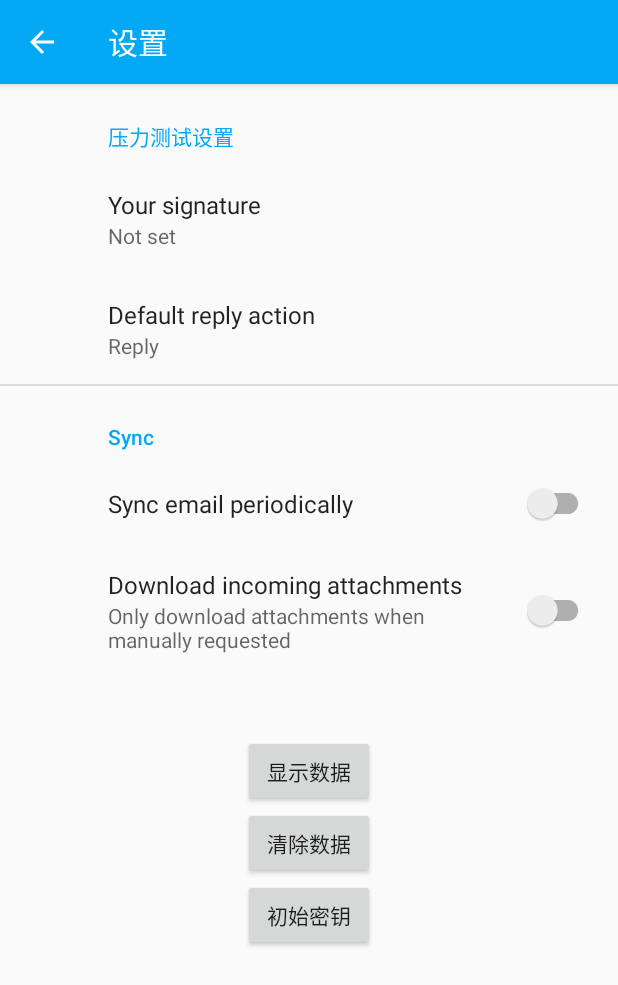
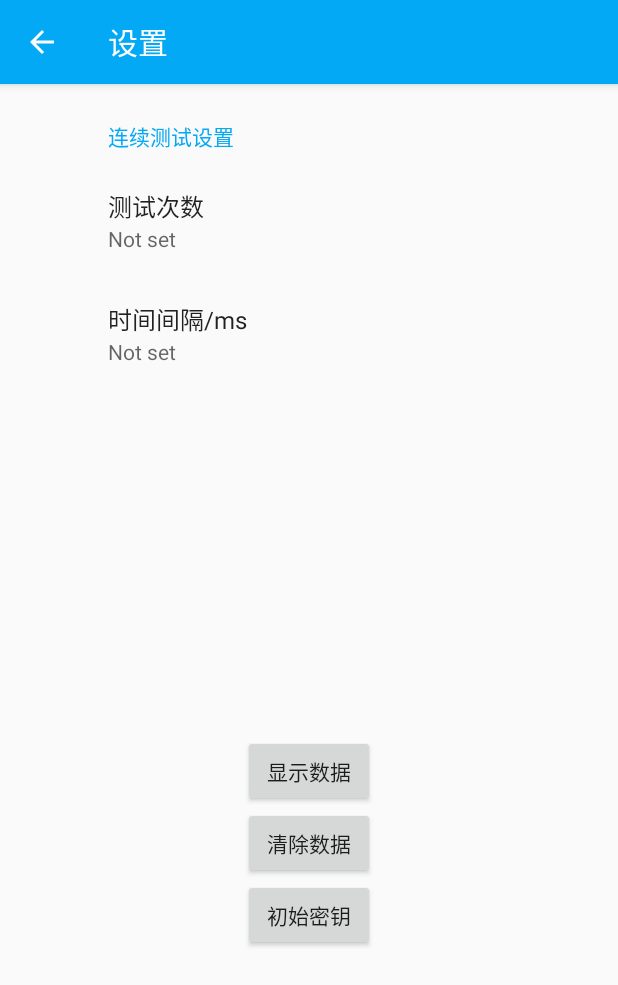
Before and after one commit to njustteamwork/teamproject_app, an Android app: the SettingsActivity screen opened directly, with no data from a screen before it, on a phone screen of 412 x 824 dp. Shown: the top 985 px of the screen. Run offline under Robolectric (Android 15) with nearby library versions, the phone set to English and light mode, and no system bars; our stand-ins replace androidx.preference.

Commit message:
Final Version Maybe

```diff
--- a/app/src/main/java/com/example/myapplication/ExtraTestActivity.java
+++ b/app/src/main/java/com/example/myapplication/ExtraTestActivity.java
@@ -52,7 +52,7 @@ public class ExtraTestActivity extends AppCompatActivity {
             HTTPRequest.setFogUrl(ExtraTestActivity.this);
         }
         else {
-            textView.setText("压力测试中……"+ "");
+            textView.setText("连续测试中……"+ "");
             final Thread thread = new Thread(){
                 public void run() {
                     Looper.prepare();
@@ -68,11 +68,11 @@ public class ExtraTestActivity extends AppCompatActivity {
                     int originHeartRate  = 90;
                     int originTemperature = 360;
                     int timeToTry = 500;
-                    int timeToSleep = 20;
+                    int timeToSleep = 50;
 
                     for(int s = 0;s<timeToTry;s++){
                         if(exit) break;
-                        textView.setText("压力测试中……"+ "("+ s + "/" + 500 +")\n" );
+                        textView.setText("压力测试中……"+ "("+ s + "/" + timeToTry +")\n" );
                         textView.append("timeToTry: " +timeToTry + "\n");
                         textView.append("timeToSleep: "+ timeToSleep + "ms"+ "\n");
                         DataForm df = new DataForm();
--- a/app/src/main/java/com/example/myapplication/SettingsActivity.java
+++ b/app/src/main/java/com/example/myapplication/SettingsActivity.java
@@ -2,6 +2,7 @@ package com.example.myapplication;
 
 import android.content.SharedPreferences;
 import android.os.Bundle;
+import android.preference.PreferenceActivity;
 import android.view.MenuItem;
 import android.view.View;
 import android.widget.Button;
@@ -9,6 +10,8 @@ import android.widget.Toast;
 
 import androidx.appcompat.app.ActionBar;
 import androidx.appcompat.app.AppCompatActivity;
+import androidx.preference.EditTextPreference;
+import androidx.preference.Preference;
 import androidx.preference.PreferenceFragmentCompat;
 
 import com.example.myapplication.dataprocessor.HTTPRequest;
@@ -86,5 +89,7 @@ public class SettingsActivity extends AppCompatActivity {
         public void onCreatePreferences(Bundle savedInstanceState, String rootKey) {
             setPreferencesFromResource(R.xml.root_preferences, rootKey);
         }
+
     }
+
 }
--- a/app/src/main/java/com/example/myapplication/dataprocessor/HTTPRequest.java
+++ b/app/src/main/java/com/example/myapplication/dataprocessor/HTTPRequest.java
@@ -74,7 +74,7 @@ public class HTTPRequest {
                 SharedPreferences sp = myContext.getSharedPreferences("fogUrl",myContext.MODE_PRIVATE);
                 sp.edit().clear().apply();
                 sp.edit().putString("url",responseString).putString("date",new Date().toString()).apply();
-                System.out.println("sp存储地址"+ sp.getString("url",null));
+                System.out.println("sp存储地址："+ sp.getString("url",null));
             }
         });
     }
--- a/app/src/main/res/layout/activity_test.xml
+++ b/app/src/main/res/layout/activity_test.xml
@@ -20,7 +20,7 @@
             android:layout_marginTop="30dp"
             android:gravity="center"
             android:drawableBottom="@drawable/ic_local_hospital"
-            android:background="@drawable/button_press"></TextView>
+            android:background="@drawable/button_press"/>
 
         <TextView
             android:id="@+id/title_text"
@@ -48,7 +48,8 @@
             android:layout_height="60dp"
             android:background="@drawable/main_button_blue"
             android:text="获取数据"
-            android:textColor="#FFFFFF">
+            android:textColor="#FFFFFF"
+            android:textSize="20sp">
         </Button>
 
         <Button
@@ -58,6 +59,7 @@
             android:background="@drawable/main_button_blue"
             android:text="加密数据"
             android:textColor="#FFFFFF"
+            android:textSize="20sp"
             android:layout_marginTop="20dp"
             android:layout_below="@id/getButton">
         </Button>
@@ -69,6 +71,7 @@
             android:background="@drawable/main_button_blue"
             android:text="发送数据"
             android:textColor="#FFFFFF"
+            android:textSize="20sp"
             android:layout_marginTop="20dp"
             android:layout_below="@id/doButton">
         </Button>
--- a/app/src/main/res/layout/settings_activity.xml
+++ b/app/src/main/res/layout/settings_activity.xml
@@ -6,7 +6,7 @@
     <FrameLayout
         android:id="@+id/settings"
         android:layout_width="match_parent"
-        android:layout_height="434dp"></FrameLayout>
+        android:layout_height="434dp"/>
 
     <LinearLayout
         android:layout_width="match_parent"
--- a/app/src/main/res/values/strings.xml
+++ b/app/src/main/res/values/strings.xml
@@ -14,17 +14,10 @@
     <string name="title_extra_test">压力测试</string>
 
     <!-- Preference Titles -->
-    <string name="test_setting_header">压力测试设置</string>
-    <string name="sync_header">Sync</string>
+    <string name="test_setting_header">连续测试设置</string>
 
     <!-- Messages Preferences -->
-    <string name="signature_title">Your signature</string>
-    <string name="reply_title">Default reply action</string>
+    <string name="time_title">测试次数</string>
+    <string name="sleep_title">时间间隔/ms</string>
 
-    <!-- Sync Preferences -->
-    <string name="sync_title">Sync email periodically</string>
-    <string name="attachment_title">Download incoming attachments</string>
-    <string name="attachment_summary_on">Automatically download attachments for incoming emails
-    </string>
-    <string name="attachment_summary_off">Only download attachments when manually requested</string>
 </resources>
--- a/app/src/main/res/xml/root_preferences.xml
+++ b/app/src/main/res/xml/root_preferences.xml
@@ -15,39 +15,21 @@
   -->
 
 <PreferenceScreen xmlns:android="http://schemas.android.com/apk/res/android"
-    xmlns:app="http://schemas.android.com/apk/res-auto">
+    xmlns:app="http://schemas.android.com/apk/res-auto"
+    >
 
     <PreferenceCategory app:title="@string/test_setting_header">
 
         <EditTextPreference
-            app:key="signature"
-            app:title="@string/signature_title"
+            app:key="timeToTry"
+            app:title="@string/time_title"
             app:useSimpleSummaryProvider="true" />
 
-        <ListPreference
-            app:defaultValue="reply"
-            app:entries="@array/reply_entries"
-            app:entryValues="@array/reply_values"
-            app:key="reply"
-            app:title="@string/reply_title"
+        <EditTextPreference
+            app:key="timeToSleep"
+            app:title="@string/sleep_title"
             app:useSimpleSummaryProvider="true" />
 
     </PreferenceCategory>
 
-    <PreferenceCategory app:title="@string/sync_header">
-
-        <SwitchPreferenceCompat
-            app:key="sync"
-            app:title="@string/sync_title" />
-
-        <SwitchPreferenceCompat
-            app:dependency="sync"
-            app:key="attachment"
-            app:summaryOff="@string/attachment_summary_off"
-            app:summaryOn="@string/attachment_summary_on"
-            app:title="@string/attachment_title" />
-
-    </PreferenceCategory>
-
-
 </PreferenceScreen>
```
Also changed, not shown: 1 other file.
